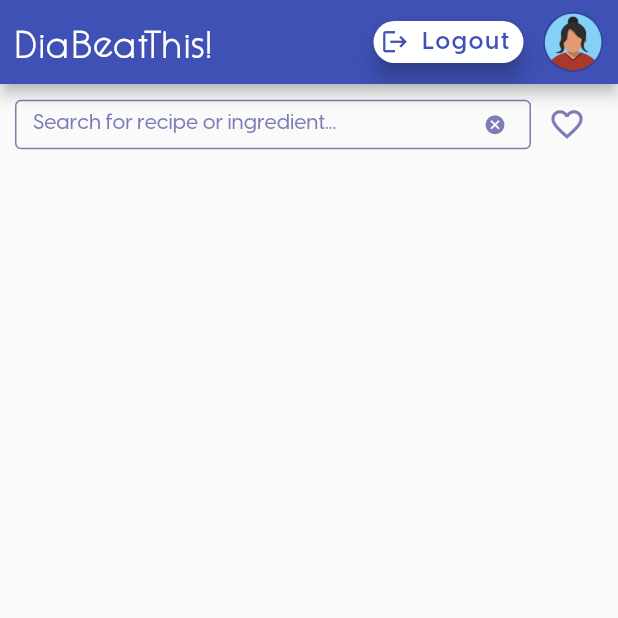
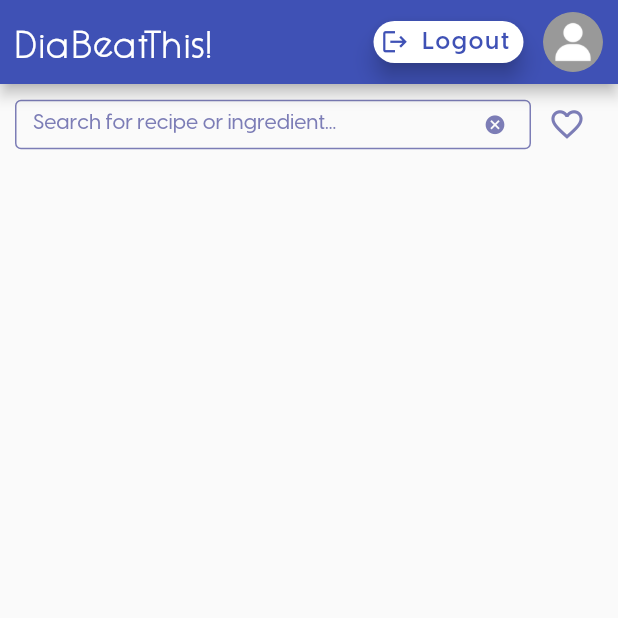
Before and after one commit to Fabian-Peter/mobile-app-dev, a Flutter app: the screen it shows once a user with an empty profile is signed in, on a phone screen of 412 x 824 dp, the top half of it. Run offline on Flutter 3.47's test engine with Material 2 defaults, Android fonts, the phone set to English and light mode, and no system bars; drawn by our look-alikes of firebase_database; our stand-ins replace badges, cached_network_image, email_validator, firebase_auth, firebase_core, firebase_storage and 4 more; missing offline and left inert: firebase_ui_auth; accounts and stored records are empty; network calls fail.

Commit message:
fixed icons

```diff
--- a/DiaBeatThis/lib/screens/home_screen.dart
+++ b/DiaBeatThis/lib/screens/home_screen.dart
@@ -141,7 +141,7 @@ class _HomeScreenState extends State<HomeScreen> {
                             return FirebaseAuth
                                     .instance.currentUser!.isAnonymous
                                 ? AuthScreen()
-                                : CreateRecipeScreen();
+                                : GameScreen();
                           }),
                         );
                       }),
@@ -190,9 +190,7 @@ class _HomeScreenState extends State<HomeScreen> {
   }
 
   Widget _buildProfileIcon(BuildContext context) {
-    return ClipRRect(
-      borderRadius: BorderRadius.circular(PROFILE_ICON_BAR_SIZE / 2),
-      child: Padding(
+    return Padding(
       padding: const EdgeInsets.only(right: 10),
       child: InkWell(
         child: UserProfileImage(
@@ -208,9 +206,9 @@ class _HomeScreenState extends State<HomeScreen> {
           );
         },
       ),
-      ),
     );
   }
+
 
   Widget _buildSearchBar(BuildContext context) {
     return Padding(
@@ -338,23 +336,15 @@ class _HomeScreenState extends State<HomeScreen> {
   }
 
   Widget _buildCreator(BuildContext context, DataSnapshot snapshot, int index) {
-    String url = snapshot
-        .child('pictureID')
-        .value
-        .toString(); //TODO: get user image based on username
-
     return Row(
       children: [
         Padding(
           padding: const EdgeInsets.all(8),
-          child: ClipRRect(
-            borderRadius: BorderRadius.circular(USER_ICON_POST_SIZE / 2),
           child: UserNameToID(
             username: snapshot.child('currentUser').value.toString(),
             builder: (context, snapshot) {
               final userID = snapshot.data;
               return InkWell(
-                  child: UserProfileImage(userID: userID),
                 onTap: userID == null
                     ? null
                     : () {
@@ -364,9 +354,9 @@ class _HomeScreenState extends State<HomeScreen> {
                     }),
                   );
                 },
+                child: UserProfileImage(userID: userID),
               );
             },
-            ),
           ),
         ),
         Text(
@@ -679,7 +669,8 @@ class _UserProfileImageState extends State<UserProfileImage> {
 
   @override
   Widget build(BuildContext context) {
-    return CircleAvatar(
+    return ClipRRect(
+      borderRadius: BorderRadius.circular(USER_ICON_POST_SIZE / 2),
       child: StreamBuilder<String?>(
         stream: userPictureID,
         initialData: null,
@@ -687,15 +678,17 @@ class _UserProfileImageState extends State<UserProfileImage> {
           final picture = snapshot.data;
           if (picture == null) {
             return Image.asset(
-              //TODO: if guest, then show anonymous profile icon
-              'assets/images/Profile.png',
-              //TODO: replace with user image
+              //TODO: if guest, then show default
+              'assets/images/DefaultIcon.png',
               height: PROFILE_ICON_BAR_SIZE,
               width: PROFILE_ICON_BAR_SIZE,
+              fit: BoxFit.cover,
             );
           } else {
             return CachedNetworkImage(
               imageUrl: picture,
+              height: PROFILE_ICON_BAR_SIZE,
+              width: PROFILE_ICON_BAR_SIZE,
               fit: BoxFit.cover,
               placeholder: (context, url) => const CircularProgressIndicator(),
             );
@@ -705,6 +698,7 @@ class _UserProfileImageState extends State<UserProfileImage> {
     );
   }
 }
+
 
 class UserNameToID extends StatefulWidget {
   const UserNameToID({Key? key, required this.username, required this.builder})
--- a/DiaBeatThis/lib/utils/constants.dart
+++ b/DiaBeatThis/lib/utils/constants.dart
@@ -33,7 +33,7 @@ const TextStyle POST_CAPTION_BLACK =
 const TextStyle TAGS_TOGGLE =
     TextStyle(fontFamily: "VisbyDemiBold", fontSize: 13);
 const TextStyle POST_CAPTION_BLACK_PROFILE =
-    TextStyle(color: COLOR_BLACK, fontSize: 13, fontFamily: 'VisbyDemiBold');
+    TextStyle(color: COLOR_BLACK, fontSize: 11, fontFamily: 'VisbyDemiBold');
 const TextStyle COMMENTS_USER = TextStyle(
     color: COLOR_INDIGO_LIGHT, fontFamily: 'VisbyDemiBold', fontSize: 15);
 
```
Lines whose indentation alone changed are shown as unchanged.
